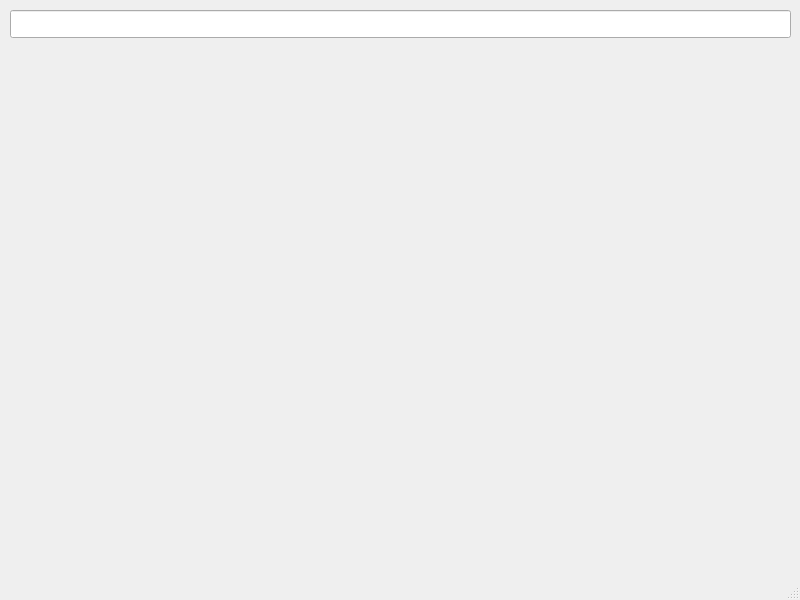
Qt form mainwindow.ui (ruanodowd/zork_ruan) before a commit.
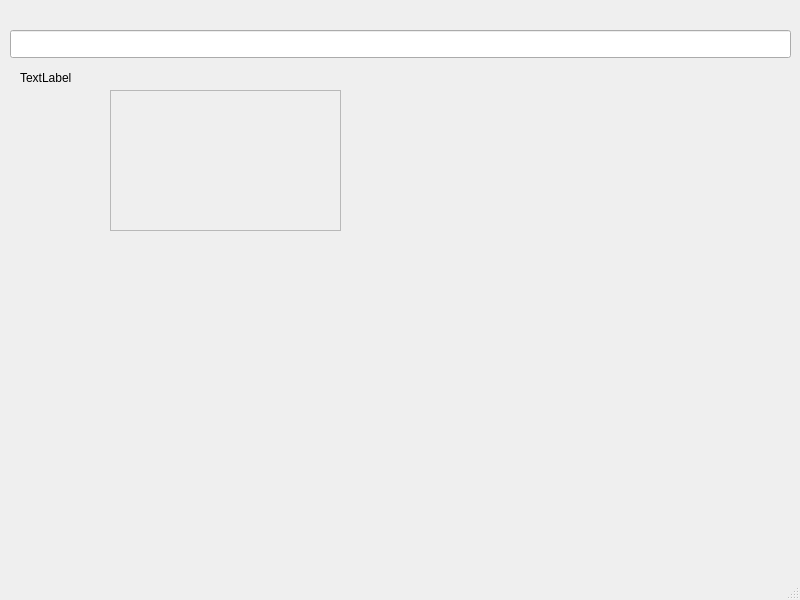
The same form after that commit.

What changed in the file:
```diff
--- a/mainwindow.ui
+++ b/mainwindow.ui
@@ -18,22 +18,48 @@
     <property name="geometry">
      <rect>
       <x>10</x>
-      <y>10</y>
+      <y>30</y>
       <width>781</width>
       <height>28</height>
      </rect>
     </property>
    </widget>
-  </widget>
-  <widget class="QMenuBar" name="menubar">
+   <widget class="QLabel" name="label20">
+    <property name="geometry">
+     <rect>
+      <x>20</x>
+      <y>70</y>
+      <width>191</width>
+      <height>16</height>
+     </rect>
+    </property>
+    <property name="text">
+     <string>TextLabel</string>
+    </property>
+   </widget>
+   <widget class="QScrollArea" name="scrollArea">
+    <property name="geometry">
+     <rect>
+      <x>110</x>
+      <y>90</y>
+      <width>231</width>
+      <height>141</height>
+     </rect>
+    </property>
+    <property name="widgetResizable">
+     <bool>true</bool>
+    </property>
+    <widget class="QWidget" name="scrollAreaWidgetContents">
    <property name="geometry">
     <rect>
      <x>0</x>
      <y>0</y>
-     <width>800</width>
-     <height>25</height>
-    </rect>
-   </property>
+       <width>229</width>
+       <height>139</height>
+      </rect>
+     </property>
+    </widget>
+   </widget>
   </widget>
   <widget class="QStatusBar" name="statusbar"/>
  </widget>
```
Left out of the diff: 7 changed lines with no effect on the pictures. Lines whose indentation alone changed are shown as unchanged.
